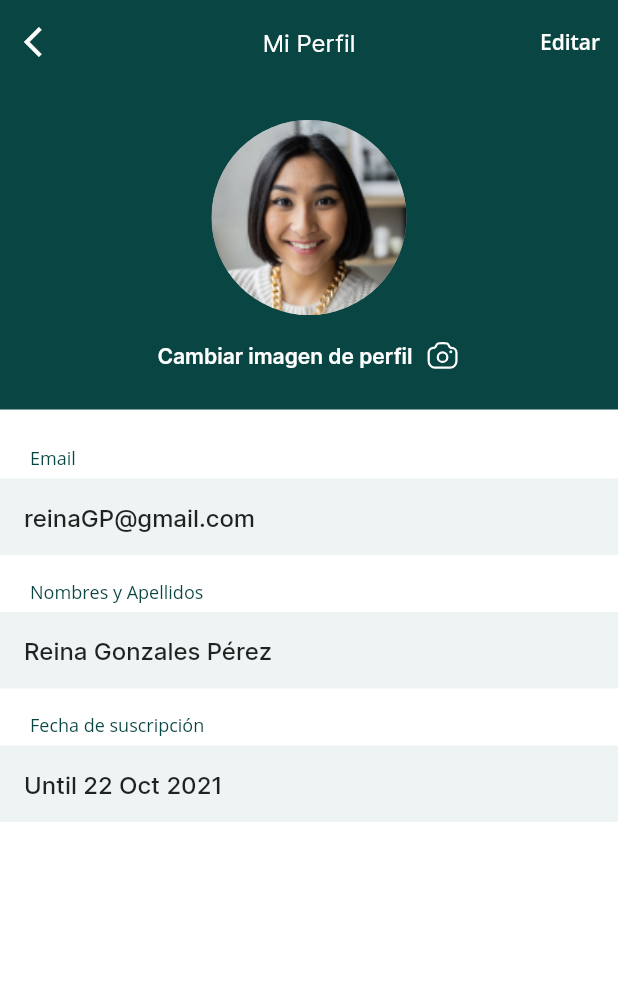
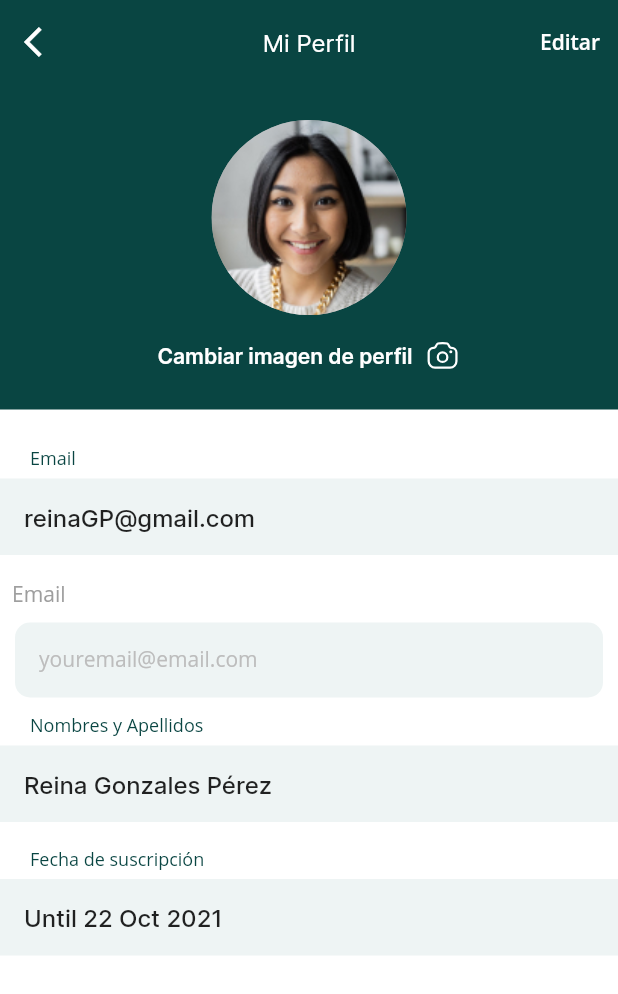
Before and after one commit to KoriAntunez/App_Mobile_MyPlantsSafety, a Flutter app: the ProfilePage screen opened directly, on a phone screen of 412 x 824 dp. Shown: the top 994 px of the screen. Run offline on Flutter 3.47's test engine with Material 2 defaults, Android fonts, the phone set to English and light mode, and no system bars; our stand-ins replace camera, flutter_svg, image_picker; missing offline and left inert: dart:js, torch_compat.

Commit message:
Update profile_page.dart

```diff
--- a/lib/views/screens/profile_page.dart
+++ b/lib/views/screens/profile_page.dart
@@ -2,8 +2,14 @@ import 'package:flutter/material.dart';
 import 'package:flutter_svg/flutter_svg.dart';
 import 'package:hungry/views/utils/AppColor.dart';
 import 'package:hungry/views/widgets/user_info_tile.dart';
+import 'package:hungry/views/widgets/custom_text_field.dart';
 
-class ProfilePage extends StatelessWidget {
+class ProfilePage extends StatefulWidget {
+  @override
+  State<ProfilePage> createState() => _ProfilePageState();
+}
+
+class _ProfilePageState extends State<ProfilePage> {
   @override
   Widget build(BuildContext context) {
     return Scaffold(
@@ -12,7 +18,11 @@ class ProfilePage extends StatelessWidget {
         backgroundColor: AppColor.primary,
         elevation: 0,
         centerTitle: true,
-        title: Text('Mi Perfil', style: TextStyle(fontFamily: 'inter', fontWeight: FontWeight.w400, fontSize: 16)),
+        title: Text('Mi Perfil',
+            style: TextStyle(
+                fontFamily: 'inter',
+                fontWeight: FontWeight.w400,
+                fontSize: 16)),
         leading: IconButton(
           icon: Icon(Icons.arrow_back_ios, color: Colors.white),
           onPressed: () {
@@ -24,9 +34,15 @@ class ProfilePage extends StatelessWidget {
             onPressed: () {},
             child: Text(
               'Editar',
-              style: TextStyle(color: Colors.white, fontSize: 14, fontWeight: FontWeight.w600),
+              style: TextStyle(
+                  color: Colors.white,
+                  fontSize: 14,
+                  fontWeight: FontWeight.w600),
             ),
-            style: TextButton.styleFrom(primary: Colors.white, shape: RoundedRectangleBorder(borderRadius: BorderRadius.circular(100))),
+            style: TextButton.styleFrom(
+                primary: Colors.white,
+                shape: RoundedRectangleBorder(
+                    borderRadius: BorderRadius.circular(100))),
           ),
         ],
       ),
@@ -54,15 +70,22 @@ class ProfilePage extends StatelessWidget {
                       color: Colors.grey,
                       borderRadius: BorderRadius.circular(100),
                       // Profile Picture
-                      image: DecorationImage(image: AssetImage('assets/images/profile.jpg'), fit: BoxFit.cover),
+                      image: DecorationImage(
+                          image: AssetImage('assets/images/profile.jpg'),
+                          fit: BoxFit.cover),
                     ),
                   ),
                   Row(
                     mainAxisAlignment: MainAxisAlignment.center,
                     children: [
-                      Text('Cambiar imagen de perfil', style: TextStyle(fontFamily: 'inter', fontWeight: FontWeight.w600, color: Colors.white)),
+                      Text('Cambiar imagen de perfil',
+                          style: TextStyle(
+                              fontFamily: 'inter',
+                              fontWeight: FontWeight.w600,
+                              color: Colors.white)),
                       SizedBox(width: 8),
-                      SvgPicture.asset('assets/icons/camera.svg', color: Colors.white),
+                      SvgPicture.asset('assets/icons/camera.svg',
+                          color: Colors.white),
                     ],
                   )
                 ],
@@ -73,6 +96,7 @@ class ProfilePage extends StatelessWidget {
           Container(
             margin: EdgeInsets.only(top: 24),
             width: MediaQuery.of(context).size.width,
+            child: Form(
               child: Column(
                 mainAxisAlignment: MainAxisAlignment.start,
                 crossAxisAlignment: CrossAxisAlignment.start,
@@ -81,6 +105,11 @@ class ProfilePage extends StatelessWidget {
                     margin: EdgeInsets.only(bottom: 16),
                     label: 'Email',
                     value: 'reinaGP@gmail.com',
+                  ),
+                  CustomTextField(
+                    title: 'Email',
+                    hint: 'youremail@email.com',
+                    validator: validateEmail,
                   ),
                   UserInfoTile(
                     margin: EdgeInsets.only(bottom: 16),
@@ -94,9 +123,22 @@ class ProfilePage extends StatelessWidget {
                   ),
                 ],
               ),
+            ),
           )
         ],
       ),
     );
   }
+
+  String validateEmail(String value) {
+    String pattern = r'^[\w-\.]+@([\w-]+\.)+[\w-]{2,4}';
+    RegExp regExp = new RegExp(pattern);
+    if (value.length == 0) {
+      return "El correo es necesario";
+    } else if (!regExp.hasMatch(value)) {
+      return "Correo invalido";
+    } else {
+      return null;
     }
+  }
+}
```
Lines whose indentation alone changed are shown as unchanged.
